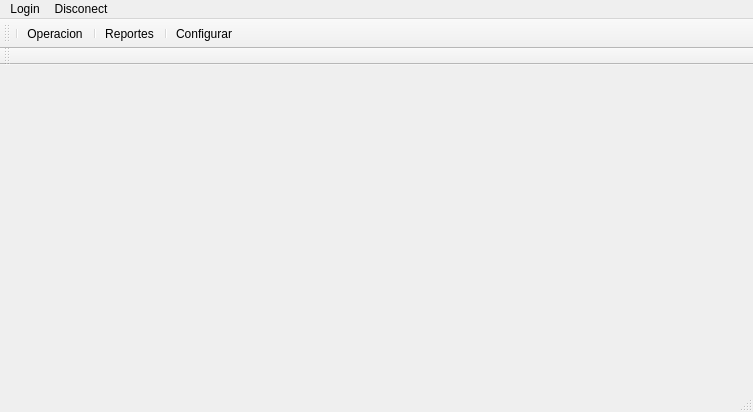
Above: baculalienzo/principal.ui from PedroLopez79/basculalienzoC before the change. Below: the same form after it.
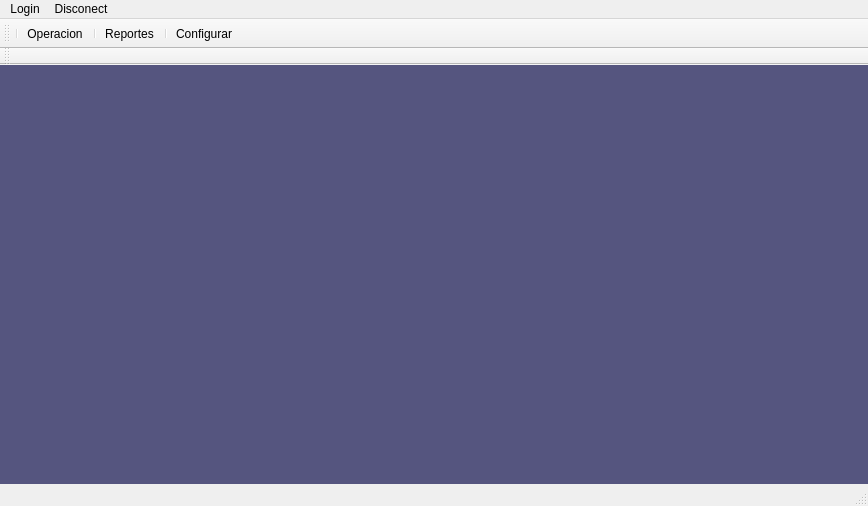
That is the form after the change. Icons and pictures are not drawn.

The edit to the form file:
```diff
--- a/baculalienzo/principal.ui
+++ b/baculalienzo/principal.ui
@@ -6,23 +6,41 @@
    <rect>
     <x>0</x>
     <y>0</y>
-    <width>753</width>
-    <height>412</height>
+    <width>868</width>
+    <height>506</height>
    </rect>
   </property>
   <property name="windowTitle">
    <string>principal</string>
   </property>
-  <widget class="QWidget" name="centralWidget"/>
+  <widget class="QWidget" name="centralWidget">
+   <property name="styleSheet">
+    <string notr="true">background-color: rgb(85, 85, 127);</string>
+   </property>
+  </widget>
   <widget class="QMenuBar" name="menuBar">
    <property name="geometry">
     <rect>
      <x>0</x>
      <y>0</y>
-     <width>753</width>
-     <height>21</height>
+     <width>868</width>
+     <height>22</height>
     </rect>
    </property>
+   <property name="sizeIncrement">
+    <size>
+     <width>0</width>
+     <height>0</height>
+    </size>
+   </property>
+   <property name="font">
+    <font>
+     <pointsize>9</pointsize>
+    </font>
+   </property>
+   <property name="styleSheet">
+    <string notr="true"/>
+   </property>
    <widget class="QMenu" name="menuLogin">
     <property name="title">
      <string>Login</string>
@@ -41,6 +59,9 @@
    <property name="windowTitle">
     <string>toolBar</string>
    </property>
+   <property name="styleSheet">
+    <string notr="true">font: 75 10pt &quot;Arial&quot;;</string>
+   </property>
    <attribute name="toolBarArea">
     <enum>TopToolBarArea</enum>
    </attribute>
```
Left out of the diff: 21 changed lines with no effect on the pictures.
